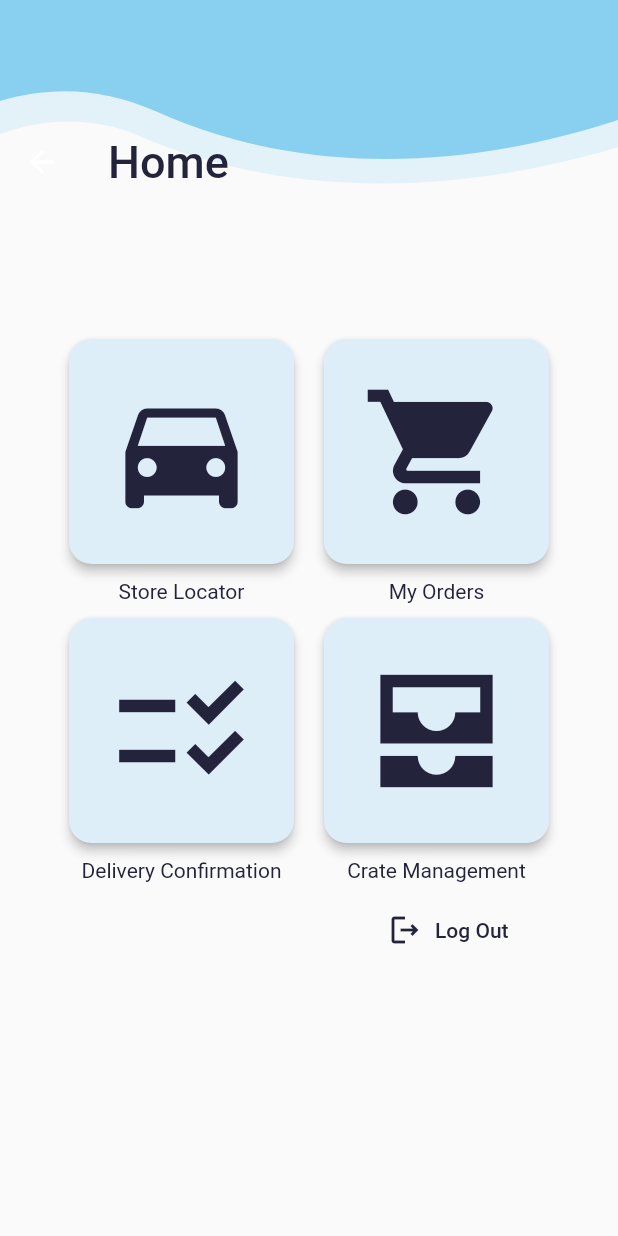
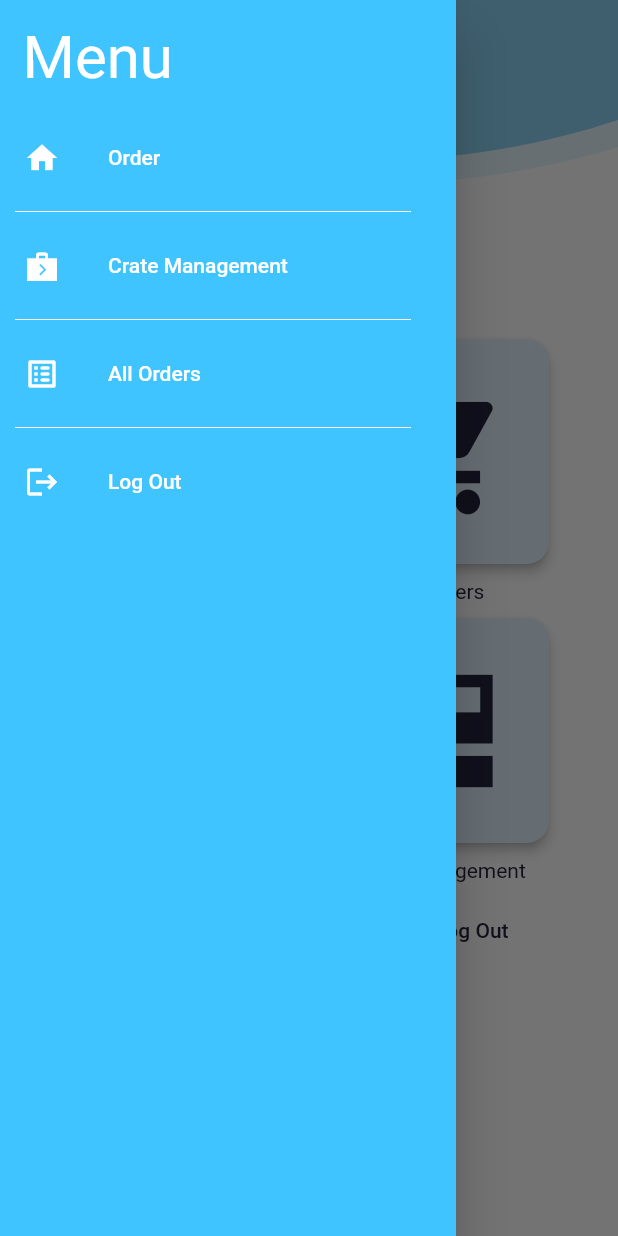
Before and after one commit to notBlue-org/puddlyapp, a Flutter app: the HomePage screen opened by its route, with the side drawer open (before the commit the screen has no drawer), on a phone screen of 412 x 824 dp. Run offline on Flutter 3.47's test engine with Material 2 defaults, Android fonts, the phone set to English and light mode, and no system bars; our stand-ins replace animate_do, cloud_firestore, firebase_auth, firebase_core, flutter_svg; missing offline and left inert: flutter_verification_code; accounts and stored records are empty.

Commit message:
added nav bar

```diff
--- a/lib/screens/crate_page.dart
+++ b/lib/screens/crate_page.dart
@@ -1,3 +1,4 @@
+import 'package:driversapp/widget/nav_bar.dart';
 import 'package:flutter/material.dart';
 
 class CratePage extends StatefulWidget {
@@ -23,6 +24,7 @@ class _CratePageState extends State<CratePage> {
   @override
   Widget build(BuildContext context) {
     return Scaffold(
+      drawer: NavDrawer(),
       appBar: AppBar(
         title: Text('Crate Mangment'),
       ),
--- a/lib/screens/home_page.dart
+++ b/lib/screens/home_page.dart
@@ -1,7 +1,8 @@
 import 'package:driversapp/constants/colors.dart';
-import 'package:driversapp/static_assets/bottom_wave.dart';
 import 'package:driversapp/static_assets/wave_svg.dart';
 import 'package:driversapp/utils/login.dart';
+import 'package:driversapp/widget/cust_appbar.dart';
+import 'package:driversapp/widget/nav_bar.dart';
 import 'package:flutter/material.dart';
 
 class HomePage extends StatelessWidget {
@@ -9,26 +10,15 @@ class HomePage extends StatelessWidget {
   @override
   Widget build(BuildContext context) {
     return Scaffold(
+      extendBodyBehindAppBar: true,
+      resizeToAvoidBottomInset: false,
+      drawer: NavDrawer(),
+      appBar: custAppBar("Home"),
       body: Stack(alignment: Alignment.center, children: [
         Positioned(
           top: 0,
           child: WaveSvg(),
         ),
-        Positioned(
-            top: 80,
-            left: 0.0,
-            right: 0.0,
-            child: AppBar(
-              title: const Text(
-                "Home",
-                style: TextStyle(
-                  color: kButtonColor,
-                  fontSize: 30.0,
-                ),
-              ),
-              backgroundColor: Colors.transparent, //No more green
-              elevation: 0.0,
-            )),
         Positioned(
           child: Center(
             child: Wrap(
--- a/lib/screens/order_page.dart
+++ b/lib/screens/order_page.dart
@@ -1,28 +1,25 @@
 import 'package:cloud_firestore/cloud_firestore.dart';
 import 'package:driversapp/screens/summary_page.dart';
+import 'package:driversapp/widget/nav_bar.dart';
 
 
 
 import 'package:flutter/material.dart';
-
 class OrderPage extends StatefulWidget {
   const OrderPage({ Key? key }) : super(key: key);
   @override
   _OrderPageState createState() => _OrderPageState();
 }
 
-
 class _OrderPageState extends State<OrderPage> {
   get queryString => "Distributor";
   get queryString1 => "0";
   get brand=>"";
-
-
   @override
-
 
   Widget build(BuildContext context) {
     return Scaffold(
+      drawer: NavDrawer(),
       extendBodyBehindAppBar: true,
       appBar: AppBar(
         title: const Text('My Orders'),
--- /dev/null
+++ b/lib/widget/cust_appbar.dart
@@ -0,0 +1,17 @@
+import 'package:flutter/material.dart';
+import 'package:flutter/services.dart';
+
+custAppBar(String title) {
+  return AppBar(
+    systemOverlayStyle: const SystemUiOverlayStyle(
+      // Status bar color
+      statusBarColor: Colors.transparent,
+      statusBarIconBrightness: Brightness.light,
+    ),
+    titleSpacing: 0,
+    backgroundColor: Colors.transparent,
+    shadowColor: Colors.transparent,
+    elevation: 0.0,
+    title: Text(title),
+  );
+}
--- /dev/null
+++ b/lib/widget/nav_bar.dart
@@ -0,0 +1,92 @@
+import 'package:driversapp/utils/login.dart';
+import 'package:flutter/material.dart';
+
+class NavDrawer extends StatelessWidget {
+  const NavDrawer({Key? key}) : super(key: key);
+
+  @override
+  Widget build(BuildContext context) {
+    final double statusBarHeight = MediaQuery.of(context).padding.top;
+    return Padding(
+      padding: EdgeInsets.only(top: statusBarHeight),
+      child: Drawer(
+        child: Material(
+          color: Colors.lightBlueAccent,
+          child: ListView(
+            padding: EdgeInsets.zero,
+            children: <Widget>[
+              // CustomInvertWaveSvg(),
+              const Padding(
+                padding: EdgeInsets.all(15.0),
+                child: Text(
+                  "Menu",
+                  style: TextStyle(
+                    color: Colors.white,
+                    fontSize: 40.0,
+                  ),
+                ),
+              ),
+              _getListTile(context, Icons.home, 'Order', '/order_page'),
+              const Divider(
+                color: Colors.white,
+                indent: 10.0,
+                endIndent: 30.0,
+              ),
+              _getListTile(
+                  context, Icons.next_week_sharp, 'Crate Management', '/crate_page'),
+              const Divider(
+                color: Colors.white,
+                indent: 10.0,
+                endIndent: 30.0,
+              ),
+              _getListTile(context, Icons.list_alt_rounded, 'All Orders',
+                  '/order_page'),
+              const Divider(
+                color: Colors.white,
+                indent: 10.0,
+                endIndent: 30.0,
+              ),
+
+              ListTile(
+                leading: const Icon(
+                  Icons.logout,
+                  color: Colors.white,
+                ),
+                title: const Text(
+                  "Log Out",
+                  style: TextStyle(
+                    color: Colors.white,
+                  ),
+                ),
+                onTap: () async => {
+                  FireAuth.signOut(context),
+                },
+              ),
+            ],
+          ),
+        ),
+      ),
+    );
+  }
+}
+
+_getListTile(
+    BuildContext context, IconData givenIcon, String label, String navPage) {
+  return ListTile(
+    leading: Icon(
+      givenIcon,
+      color: Colors.white,
+    ),
+    title: Text(
+      label,
+      style: const TextStyle(
+        color: Colors.white,
+      ),
+    ),
+    onTap: () => {
+      Navigator.of(context).pushReplacementNamed(
+        navPage,
+      )
+    },
+  );
+}
```
Also changed, not shown: lib/screens/summary_page.dart (line endings or trailing spaces).
